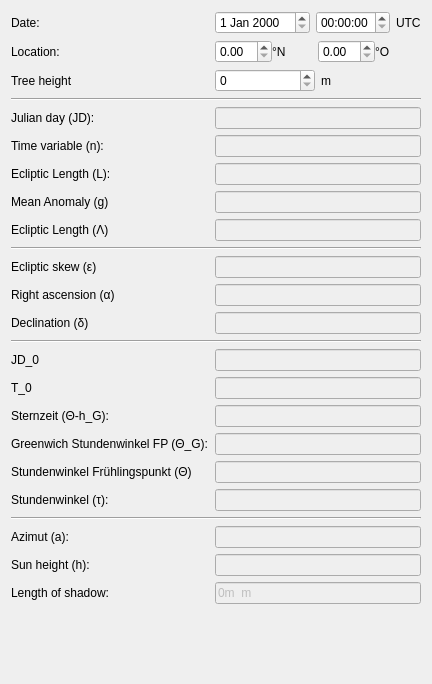
Above: Python/Shadow/ui/Data.ui from afester/CodeSamples before the change. Below: the same form after it.
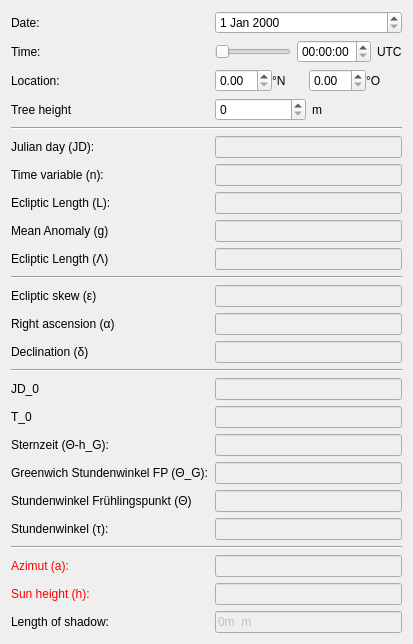
That is the form after the change.

Patch:
```diff
--- a/Python/Shadow/ui/Data.ui
+++ b/Python/Shadow/ui/Data.ui
@@ -6,8 +6,8 @@
    <rect>
     <x>0</x>
     <y>0</y>
-    <width>367</width>
-    <height>684</height>
+    <width>413</width>
+    <height>602</height>
    </rect>
   </property>
   <property name="windowTitle">
@@ -24,9 +24,29 @@
       </widget>
      </item>
      <item row="0" column="1">
+      <widget class="QDateEdit" name="dateEdit"/>
+     </item>
+     <item row="1" column="0">
+      <widget class="QLabel" name="label_4">
+       <property name="text">
+        <string>Time:</string>
+       </property>
+      </widget>
+     </item>
+     <item row="1" column="1">
       <layout class="QHBoxLayout" name="horizontalLayout">
        <item>
-        <widget class="QDateEdit" name="dateEdit"/>
+        <widget class="QSlider" name="timeSlider">
+         <property name="minimum">
+          <number>240</number>
+         </property>
+         <property name="maximum">
+          <number>1320</number>
+         </property>
+         <property name="orientation">
+          <enum>Qt::Horizontal</enum>
+         </property>
+        </widget>
        </item>
        <item>
         <widget class="QTimeEdit" name="timeEdit"/>
@@ -40,14 +60,14 @@
        </item>
       </layout>
      </item>
-     <item row="1" column="0">
+     <item row="2" column="0">
       <widget class="QLabel" name="label_2">
        <property name="text">
         <string>Location:</string>
        </property>
       </widget>
      </item>
-     <item row="1" column="1">
+     <item row="2" column="1">
       <layout class="QHBoxLayout" name="horizontalLayout_2">
        <property name="spacing">
         <number>0</number>
@@ -74,14 +94,14 @@
        </item>
       </layout>
      </item>
-     <item row="2" column="0">
+     <item row="3" column="0">
       <widget class="QLabel" name="treeHeightLabel">
        <property name="text">
         <string>Tree height</string>
        </property>
       </widget>
      </item>
-     <item row="2" column="1">
+     <item row="3" column="1">
       <layout class="QHBoxLayout" name="horizontalLayout_3">
        <item>
         <widget class="QSpinBox" name="treeHeightLineEdit">
@@ -99,21 +119,21 @@
        </item>
       </layout>
      </item>
-     <item row="3" column="0" colspan="2">
+     <item row="4" column="0" colspan="2">
       <widget class="Line" name="line">
        <property name="orientation">
         <enum>Qt::Horizontal</enum>
        </property>
       </widget>
      </item>
-     <item row="4" column="0">
+     <item row="5" column="0">
       <widget class="QLabel" name="jDLabel">
        <property name="text">
         <string>Julian day (JD):</string>
        </property>
       </widget>
      </item>
-     <item row="4" column="1">
+     <item row="5" column="1">
       <widget class="QLineEdit" name="jDLineEdit">
        <property name="enabled">
         <bool>false</bool>
@@ -123,14 +143,14 @@
        </property>
       </widget>
      </item>
-     <item row="5" column="0">
+     <item row="6" column="0">
       <widget class="QLabel" name="timeVariableNLabel">
        <property name="text">
         <string>Time variable (n):</string>
        </property>
       </widget>
      </item>
-     <item row="5" column="1">
+     <item row="6" column="1">
       <widget class="QLineEdit" name="timeVariableNLineEdit">
        <property name="enabled">
         <bool>false</bool>
@@ -140,14 +160,14 @@
        </property>
       </widget>
      </item>
-     <item row="6" column="0">
+     <item row="7" column="0">
       <widget class="QLabel" name="eclipticLengthLLabel">
        <property name="text">
         <string>Ecliptic Length (L):</string>
        </property>
       </widget>
      </item>
-     <item row="6" column="1">
+     <item row="7" column="1">
       <widget class="QLineEdit" name="LVariableLineEdit">
        <property name="enabled">
         <bool>false</bool>
@@ -157,14 +177,14 @@
        </property>
       </widget>
      </item>
-     <item row="7" column="0">
+     <item row="8" column="0">
       <widget class="QLabel" name="meanAnomalyGLabel">
        <property name="text">
         <string>Mean Anomaly (g)</string>
        </property>
       </widget>
      </item>
-     <item row="7" column="1">
+     <item row="8" column="1">
       <widget class="QLineEdit" name="meanAnomalyGLineEdit">
        <property name="enabled">
         <bool>false</bool>
@@ -174,14 +194,14 @@
        </property>
       </widget>
      </item>
-     <item row="8" column="0">
+     <item row="9" column="0">
       <widget class="QLabel" name="eclipticLengthLabel">
        <property name="text">
         <string>Ecliptic Length (Λ)</string>
        </property>
       </widget>
      </item>
-     <item row="8" column="1">
+     <item row="9" column="1">
       <widget class="QLineEdit" name="eclipticLengthLineEdit">
        <property name="enabled">
         <bool>false</bool>
@@ -191,21 +211,21 @@
        </property>
       </widget>
      </item>
-     <item row="9" column="0" colspan="2">
+     <item row="10" column="0" colspan="2">
       <widget class="Line" name="line_2">
        <property name="orientation">
         <enum>Qt::Horizontal</enum>
        </property>
       </widget>
      </item>
-     <item row="10" column="0">
+     <item row="11" column="0">
       <widget class="QLabel" name="eclipticSkewLabel">
        <property name="text">
         <string>Ecliptic skew (ε)</string>
        </property>
       </widget>
      </item>
-     <item row="10" column="1">
+     <item row="11" column="1">
       <widget class="QLineEdit" name="eclipticSkewLineEdit">
        <property name="enabled">
         <bool>false</bool>
@@ -215,14 +235,14 @@
        </property>
       </widget>
      </item>
-     <item row="11" column="0">
+     <item row="12" column="0">
       <widget class="QLabel" name="rightAscensionLabel">
        <property name="text">
         <string>Right ascension (α)</string>
        </property>
       </widget>
      </item>
-     <item row="11" column="1">
+     <item row="12" column="1">
       <widget class="QLineEdit" name="rightAscensionLineEdit">
        <property name="enabled">
         <bool>false</bool>
@@ -232,14 +252,14 @@
        </property>
       </widget>
      </item>
-     <item row="12" column="0">
+     <item row="13" column="0">
       <widget class="QLabel" name="declinationLabel">
        <property name="text">
         <string>Declination (δ)</string>
        </property>
       </widget>
      </item>
-     <item row="12" column="1">
+     <item row="13" column="1">
       <widget class="QLineEdit" name="declinationLineEdit">
        <property name="enabled">
         <bool>false</bool>
@@ -249,21 +269,21 @@
        </property>
       </widget>
      </item>
-     <item row="13" column="0" colspan="2">
+     <item row="14" column="0" colspan="2">
       <widget class="Line" name="line_3">
        <property name="orientation">
         <enum>Qt::Horizontal</enum>
        </property>
       </widget>
      </item>
-     <item row="14" column="0">
+     <item row="15" column="0">
       <widget class="QLabel" name="jD_0Label">
        <property name="text">
         <string>JD_0</string>
        </property>
       </widget>
      </item>
-     <item row="14" column="1">
+     <item row="15" column="1">
       <widget class="QLineEdit" name="jD_0LineEdit">
        <property name="enabled">
         <bool>false</bool>
@@ -273,14 +293,14 @@
        </property>
       </widget>
      </item>
-     <item row="15" column="0">
+     <item row="16" column="0">
       <widget class="QLabel" name="t_0Label">
        <property name="text">
         <string>T_0</string>
        </property>
       </widget>
      </item>
-     <item row="15" column="1">
+     <item row="16" column="1">
       <widget class="QLineEdit" name="t_0LineEdit">
        <property name="enabled">
         <bool>false</bool>
@@ -290,14 +310,14 @@
        </property>
       </widget>
      </item>
-     <item row="16" column="0">
+     <item row="17" column="0">
       <widget class="QLabel" name="sternzeitH_GLabel">
        <property name="text">
         <string>Sternzeit (Θ-h_G):</string>
        </property>
       </widget>
      </item>
-     <item row="16" column="1">
+     <item row="17" column="1">
       <widget class="QLineEdit" name="sternzeitH_GLineEdit">
        <property name="enabled">
         <bool>false</bool>
@@ -307,14 +327,14 @@
        </property>
       </widget>
      </item>
-     <item row="17" column="0">
+     <item row="18" column="0">
       <widget class="QLabel" name="greenwichStundenwinkelFP_GLabel">
        <property name="text">
         <string>Greenwich Stundenwinkel FP (Θ_G):</string>
        </property>
       </widget>
      </item>
-     <item row="17" column="1">
+     <item row="18" column="1">
       <widget class="QLineEdit" name="greenwichStundenwinkelFP_GLineEdit">
        <property name="enabled">
         <bool>false</bool>
@@ -324,14 +344,14 @@
        </property>
       </widget>
      </item>
-     <item row="18" column="0">
+     <item row="19" column="0">
       <widget class="QLabel" name="stundenwinkelFrHlingspunktLabel">
        <property name="text">
         <string>Stundenwinkel Frühlingspunkt (Θ)</string>
        </property>
       </widget>
      </item>
-     <item row="18" column="1">
+     <item row="19" column="1">
       <widget class="QLineEdit" name="stundenwinkelFrHlingspunktLineEdit">
        <property name="enabled">
         <bool>false</bool>
@@ -341,14 +361,14 @@
        </property>
       </widget>
      </item>
-     <item row="19" column="0">
+     <item row="20" column="0">
       <widget class="QLabel" name="stundenwinkelLabel">
        <property name="text">
         <string>Stundenwinkel (τ):</string>
        </property>
       </widget>
      </item>
-     <item row="19" column="1">
+     <item row="20" column="1">
       <widget class="QLineEdit" name="stundenwinkelLineEdit">
        <property name="enabled">
         <bool>false</bool>
@@ -358,21 +378,58 @@
        </property>
       </widget>
      </item>
-     <item row="20" column="0" colspan="2">
+     <item row="21" column="0" colspan="2">
       <widget class="Line" name="line_5">
        <property name="orientation">
         <enum>Qt::Horizontal</enum>
        </property>
       </widget>
      </item>
-     <item row="21" column="0">
+     <item row="22" column="0">
       <widget class="QLabel" name="azimutALabel">
+       <property name="palette">
+        <palette>
+         <active>
+          <colorrole role="WindowText">
+           <brush brushstyle="SolidPattern">
+            <color alpha="255">
+             <red>255</red>
+             <green>0</green>
+             <blue>0</blue>
+            </color>
+           </brush>
+          </colorrole>
+         </active>
+         <inactive>
+          <colorrole role="WindowText">
+           <brush brushstyle="SolidPattern">
+            <color alpha="255">
+             <red>255</red>
+             <green>0</green>
+             <blue>0</blue>
+            </color>
+           </brush>
+          </colorrole>
+         </inactive>
+         <disabled>
+          <colorrole role="WindowText">
+           <brush brushstyle="SolidPattern">
+            <color alpha="255">
+             <red>120</red>
+             <green>120</green>
+             <blue>120</blue>
+            </color>
+           </brush>
+          </colorrole>
+         </disabled>
+        </palette>
+       </property>
        <property name="text">
         <string>Azimut (a):</string>
        </property>
       </widget>
      </item>
-     <item row="21" column="1">
+     <item row="22" column="1">
       <widget class="QLineEdit" name="azimutALineEdit">
        <property name="enabled">
         <bool>false</bool>
@@ -382,14 +439,51 @@
        </property>
       </widget>
      </item>
-     <item row="22" column="0">
+     <item row="23" column="0">
       <widget class="QLabel" name="sunHeightHLabel">
+       <property name="palette">
+        <palette>
+         <active>
+          <colorrole role="WindowText">
+           <brush brushstyle="SolidPattern">
+            <color alpha="255">
+             <red>255</red>
+             <green>0</green>
+             <blue>0</blue>
+            </color>
+           </brush>
+          </colorrole>
+         </active>
+         <inactive>
+          <colorrole role="WindowText">
+           <brush brushstyle="SolidPattern">
+            <color alpha="255">
+             <red>255</red>
+             <green>0</green>
+             <blue>0</blue>
+            </color>
+           </brush>
+          </colorrole>
+         </inactive>
+         <disabled>
+          <colorrole role="WindowText">
+           <brush brushstyle="SolidPattern">
+            <color alpha="255">
+             <red>120</red>
+             <green>120</green>
+             <blue>120</blue>
+            </color>
+           </brush>
+          </colorrole>
+         </disabled>
+        </palette>
+       </property>
        <property name="text">
         <string>Sun height (h):</string>
        </property>
       </widget>
      </item>
-     <item row="22" column="1">
+     <item row="23" column="1">
       <widget class="QLineEdit" name="sunHeightHLineEdit">
        <property name="enabled">
         <bool>false</bool>
@@ -399,14 +493,14 @@
        </property>
       </widget>
      </item>
-     <item row="23" column="0">
+     <item row="24" column="0">
       <widget class="QLabel" name="label_6">
        <property name="text">
         <string>Length of shadow:</string>
        </property>
       </widget>
      </item>
-     <item row="23" column="1">
+     <item row="24" column="1">
       <widget class="QLineEdit" name="lineEdit_4">
        <property name="enabled">
         <bool>false</bool>
```
